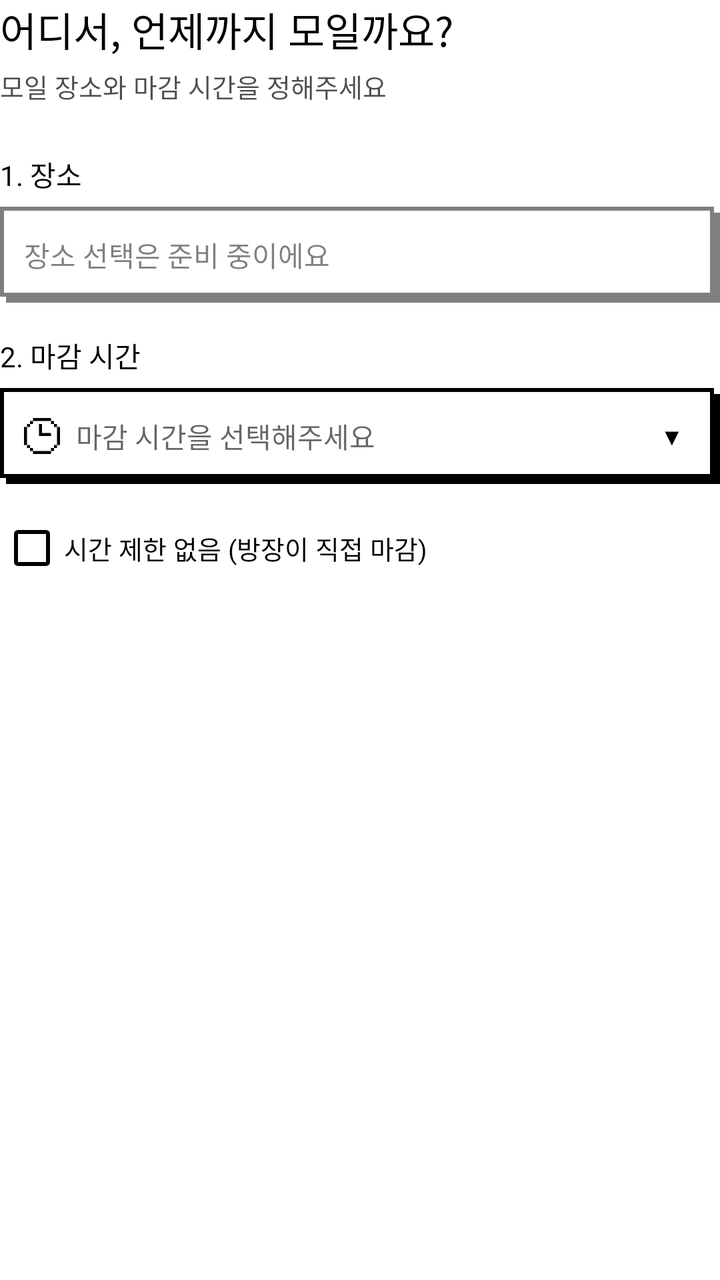
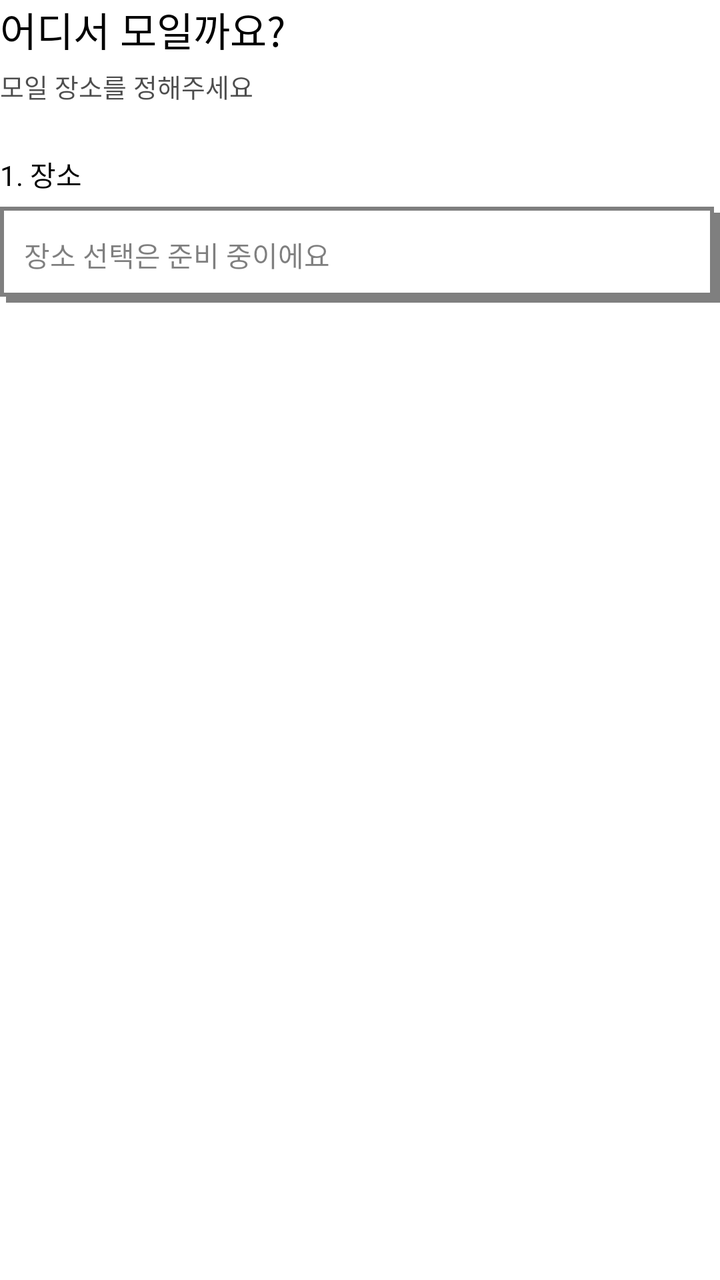

The first picture is an Android layout as it rendered before a commit; the second is the same layout after the commit. The layout source and the unified diff follow.
<!-- AndroidManifest.xml: application theme Theme.Delibuddy -->
<!-- res/layout/layout_create_step3.xml -->
<?xml version="1.0" encoding="utf-8"?>
<LinearLayout xmlns:android="http://schemas.android.com/apk/res/android"
    android:layout_width="match_parent"
    android:layout_height="wrap_content"
    android:orientation="vertical">

    <TextView
        android:layout_width="wrap_content"
        android:layout_height="wrap_content"
        android:text="@string/create_step3_heading"
        android:textColor="@color/black"
        android:textSize="20sp" />

    <TextView
        android:layout_width="wrap_content"
        android:layout_height="wrap_content"
        android:layout_marginTop="4dp"
        android:alpha="0.7"
        android:text="@string/create_step3_sub"
        android:textColor="@color/black"
        android:textSize="13sp" />

    
    <TextView
        android:layout_width="wrap_content"
        android:layout_height="wrap_content"
        android:layout_marginTop="24dp"
        android:text="@string/create_place_label"
        android:textColor="@color/black"
        android:textSize="14sp" />

    <TextView
        android:id="@+id/text_place"
        android:layout_width="match_parent"
        android:layout_height="48dp"
        android:layout_marginTop="6dp"
        android:alpha="0.5"
        android:background="@drawable/bg_pixel_box"
        android:gravity="center_vertical"
        android:paddingStart="12dp"
        android:paddingEnd="15dp"
        android:text="@string/create_place_pending"
        android:textColor="@color/black"
        android:textSize="14sp" />

    
    <TextView
        android:layout_width="wrap_content"
        android:layout_height="wrap_content"
        android:layout_marginTop="16dp"
        android:text="@string/create_deadline_label"
        android:textColor="@color/black"
        android:textSize="14sp" />

    <LinearLayout
        android:id="@+id/box_deadline"
        android:layout_width="match_parent"
        android:layout_height="48dp"
        android:layout_marginTop="6dp"
        android:background="@drawable/bg_pixel_box"
        android:clickable="true"
        android:focusable="true"
        android:foreground="?attr/selectableItemBackground"
        android:gravity="center_vertical"
        android:orientation="horizontal"
        android:paddingStart="12dp"
        android:paddingEnd="18dp">

        <ImageView
            android:layout_width="18dp"
            android:layout_height="18dp"
            android:contentDescription="@null"
            android:src="@drawable/ic_pixel_clock" />

        <TextView
            android:id="@+id/text_deadline"
            android:layout_width="0dp"
            android:layout_height="wrap_content"
            android:layout_marginStart="8dp"
            android:layout_weight="1"
            android:hint="@string/create_deadline_hint"
            android:textColor="@color/black"
            android:textSize="14sp" />

        <TextView
            android:layout_width="wrap_content"
            android:layout_height="wrap_content"
            android:importantForAccessibility="no"
            android:text="▼"
            android:textColor="@color/black"
            android:textSize="12sp" />
    </LinearLayout>

    <CheckBox
        android:id="@+id/check_no_time_limit"
        android:layout_width="wrap_content"
        android:layout_height="wrap_content"
        android:layout_marginTop="8dp"
        android:buttonTint="@color/black"
        android:text="@string/create_no_time_limit"
        android:textColor="@color/black"
        android:textSize="13sp" />
</LinearLayout>
<!-- resources referenced by this layout -->
<resources>
  <color name="black">#FF000000</color>
  <!-- drawable bg_pixel_box (drawable) -->
  <?xml version="1.0" encoding="utf-8"?>
  <layer-list xmlns:android="http://schemas.android.com/apk/res/android">
      
      <item android:left="@dimen/pixel_shadow" android:top="@dimen/pixel_shadow">
          <shape android:shape="rectangle">
              <solid android:color="@color/black" />
          </shape>
      </item>
      
      <item android:right="@dimen/pixel_shadow" android:bottom="@dimen/pixel_shadow">
          <shape android:shape="rectangle">
              <solid android:color="@color/white" />
              <stroke android:width="@dimen/pixel_stroke" android:color="@color/black" />
          </shape>
      </item>
  </layer-list>
  <!-- drawable ic_pixel_clock (drawable) -->
  <?xml version="1.0" encoding="utf-8"?>
  <vector xmlns:android="http://schemas.android.com/apk/res/android"
      android:width="24dp"
      android:height="24dp"
      android:viewportWidth="12"
      android:viewportHeight="12">
      <path
          android:fillColor="#FFFFFFFF"
          android:pathData="M3,1h1v1h-1zM4,1h1v1h-1zM5,1h1v1h-1zM6,1h1v1h-1zM7,1h1v1h-1zM8,1h1v1h-1zM2,2h1v1h-1zM3,2h1v1h-1zM4,2h1v1h-1zM5,2h1v1h-1zM6,2h1v1h-1zM7,2h1v1h-1zM8,2h1v1h-1zM9,2h1v1h-1zM1,3h1v1h-1zM2,3h1v1h-1zM3,3h1v1h-1zM4,3h1v1h-1zM5,3h1v1h-1zM6,3h1v1h-1zM7,3h1v1h-1zM8,3h1v1h-1zM9,3h1v1h-1zM10,3h1v1h-1zM1,4h1v1h-1zM2,4h1v1h-1zM3,4h1v1h-1zM4,4h1v1h-1zM5,4h1v1h-1zM6,4h1v1h-1zM7,4h1v1h-1zM8,4h1v1h-1zM9,4h1v1h-1zM10,4h1v1h-1zM1,5h1v1h-1zM2,5h1v1h-1zM3,5h1v1h-1zM4,5h1v1h-1zM5,5h1v1h-1zM6,5h1v1h-1zM7,5h1v1h-1zM8,5h1v1h-1zM9,5h1v1h-1zM10,5h1v1h-1zM1,6h1v1h-1zM2,6h1v1h-1zM3,6h1v1h-1zM4,6h1v1h-1zM5,6h1v1h-1zM6,6h1v1h-1zM7,6h1v1h-1zM8,6h1v1h-1zM9,6h1v1h-1zM10,6h1v1h-1zM1,7h1v1h-1zM2,7h1v1h-1zM3,7h1v1h-1zM4,7h1v1h-1zM5,7h1v1h-1zM6,7h1v1h-1zM7,7h1v1h-1zM8,7h1v1h-1zM9,7h1v1h-1zM10,7h1v1h-1zM1,8h1v1h-1zM2,8h1v1h-1zM3,8h1v1h-1zM4,8h1v1h-1zM5,8h1v1h-1zM6,8h1v1h-1zM7,8h1v1h-1zM8,8h1v1h-1zM9,8h1v1h-1zM10,8h1v1h-1zM2,9h1v1h-1zM3,9h1v1h-1zM4,9h1v1h-1zM5,9h1v1h-1zM6,9h1v1h-1zM7,9h1v1h-1zM8,9h1v1h-1zM9,9h1v1h-1zM3,10h1v1h-1zM4,10h1v1h-1zM5,10h1v1h-1zM6,10h1v1h-1zM7,10h1v1h-1zM8,10h1v1h-1z" />
      <path
          android:fillColor="#FF000000"
          android:pathData="M3,0h1v1h-1zM4,0h1v1h-1zM5,0h1v1h-1zM6,0h1v1h-1zM7,0h1v1h-1zM8,0h1v1h-1zM2,1h1v1h-1zM9,1h1v1h-1zM1,2h1v1h-1zM5,2h1v1h-1zM10,2h1v1h-1zM0,3h1v1h-1zM5,3h1v1h-1zM11,3h1v1h-1zM0,4h1v1h-1zM5,4h1v1h-1zM11,4h1v1h-1zM0,5h1v1h-1zM5,5h1v1h-1zM6,5h1v1h-1zM7,5h1v1h-1zM8,5h1v1h-1zM11,5h1v1h-1zM0,6h1v1h-1zM11,6h1v1h-1zM0,7h1v1h-1zM11,7h1v1h-1zM0,8h1v1h-1zM11,8h1v1h-1zM1,9h1v1h-1zM10,9h1v1h-1zM2,10h1v1h-1zM9,10h1v1h-1zM3,11h1v1h-1zM4,11h1v1h-1zM5,11h1v1h-1zM6,11h1v1h-1zM7,11h1v1h-1zM8,11h1v1h-1z" />
  </vector>
  <string name="create_deadline_hint">마감 시간을 선택해주세요</string>
  <string name="create_deadline_label">2. 마감 시간</string>
  <string name="create_no_time_limit">시간 제한 없음 (방장이 직접 마감)</string>
  <string name="create_place_label">1. 장소</string>
  <string name="create_place_pending">장소 선택은 준비 중이에요</string>
  <string name="create_step3_heading">어디서, 언제까지 모일까요?</string>
  <string name="create_step3_sub">모일 장소와 마감 시간을 정해주세요</string>
  <dimen name="pixel_shadow">3dp</dimen>
  <color name="white">#FFFFFFFF</color>
  <dimen name="pixel_stroke">2dp</dimen>
  <color name="background">#FFF4CF</color>
  <color name="purple_700">#FF3700B3</color>
  <color name="teal_200">#FF03DAC5</color>
  <color name="teal_700">#FF018786</color>
  <style name="Theme.Delibuddy.ActionBar" parent="Widget.MaterialComponents.ActionBar.Solid">
          <item name="background">@color/background</item>
      </style>
  <!-- unchanged entries left out for length: 1 -->
</resources>

<!-- the commit's change to res/layout/layout_create_step3.xml (unified diff, before → after) -->
@@ -42,62 +42,4 @@
         android:text="@string/create_place_pending"
         android:textColor="@color/black"
         android:textSize="14sp" />
-
-    
-    <TextView
-        android:layout_width="wrap_content"
-        android:layout_height="wrap_content"
-        android:layout_marginTop="16dp"
-        android:text="@string/create_deadline_label"
-        android:textColor="@color/black"
-        android:textSize="14sp" />
-
-    <LinearLayout
-        android:id="@+id/box_deadline"
-        android:layout_width="match_parent"
-        android:layout_height="48dp"
-        android:layout_marginTop="6dp"
-        android:background="@drawable/bg_pixel_box"
-        android:clickable="true"
-        android:focusable="true"
-        android:foreground="?attr/selectableItemBackground"
-        android:gravity="center_vertical"
-        android:orientation="horizontal"
-        android:paddingStart="12dp"
-        android:paddingEnd="18dp">
-
-        <ImageView
-            android:layout_width="18dp"
-            android:layout_height="18dp"
-            android:contentDescription="@null"
-            android:src="@drawable/ic_pixel_clock" />
-
-        <TextView
-            android:id="@+id/text_deadline"
-            android:layout_width="0dp"
-            android:layout_height="wrap_content"
-            android:layout_marginStart="8dp"
-            android:layout_weight="1"
-            android:hint="@string/create_deadline_hint"
-            android:textColor="@color/black"
-            android:textSize="14sp" />
-
-        <TextView
-            android:layout_width="wrap_content"
-            android:layout_height="wrap_content"
-            android:importantForAccessibility="no"
-            android:text="▼"
-            android:textColor="@color/black"
-            android:textSize="12sp" />
-    </LinearLayout>
-
-    <CheckBox
-        android:id="@+id/check_no_time_limit"
-        android:layout_width="wrap_content"
-        android:layout_height="wrap_content"
-        android:layout_marginTop="8dp"
-        android:buttonTint="@color/black"
-        android:text="@string/create_no_time_limit"
-        android:textColor="@color/black"
-        android:textSize="13sp" />
 </LinearLayout>
<!-- resource entries referenced after the edit -->
@@ -18,27 +18,10 @@
           </shape>
       </item>
   </layer-list>
-  <!-- drawable ic_pixel_clock (drawable) -->
-  <?xml version="1.0" encoding="utf-8"?>
-  <vector xmlns:android="http://schemas.android.com/apk/res/android"
-      android:width="24dp"
-      android:height="24dp"
-      android:viewportWidth="12"
-      android:viewportHeight="12">
-      <path
-          android:fillColor="#FFFFFFFF"
-          android:pathData="M3,1h1v1h-1zM4,1h1v1h-1zM5,1h1v1h-1zM6,1h1v1h-1zM7,1h1v1h-1zM8,1h1v1h-1zM2,2h1v1h-1zM3,2h1v1h-1zM4,2h1v1h-1zM5,2h1v1h-1zM6,2h1v1h-1zM7,2h1v1h-1zM8,2h1v1h-1zM9,2h1v1h-1zM1,3h1v1h-1zM2,3h1v1h-1zM3,3h1v1h-1zM4,3h1v1h-1zM5,3h1v1h-1zM6,3h1v1h-1zM7,3h1v1h-1zM8,3h1v1h-1zM9,3h1v1h-1zM10,3h1v1h-1zM1,4h1v1h-1zM2,4h1v1h-1zM3,4h1v1h-1zM4,4h1v1h-1zM5,4h1v1h-1zM6,4h1v1h-1zM7,4h1v1h-1zM8,4h1v1h-1zM9,4h1v1h-1zM10,4h1v1h-1zM1,5h1v1h-1zM2,5h1v1h-1zM3,5h1v1h-1zM4,5h1v1h-1zM5,5h1v1h-1zM6,5h1v1h-1zM7,5h1v1h-1zM8,5h1v1h-1zM9,5h1v1h-1zM10,5h1v1h-1zM1,6h1v1h-1zM2,6h1v1h-1zM3,6h1v1h-1zM4,6h1v1h-1zM5,6h1v1h-1zM6,6h1v1h-1zM7,6h1v1h-1zM8,6h1v1h-1zM9,6h1v1h-1zM10,6h1v1h-1zM1,7h1v1h-1zM2,7h1v1h-1zM3,7h1v1h-1zM4,7h1v1h-1zM5,7h1v1h-1zM6,7h1v1h-1zM7,7h1v1h-1zM8,7h1v1h-1zM9,7h1v1h-1zM10,7h1v1h-1zM1,8h1v1h-1zM2,8h1v1h-1zM3,8h1v1h-1zM4,8h1v1h-1zM5,8h1v1h-1zM6,8h1v1h-1zM7,8h1v1h-1zM8,8h1v1h-1zM9,8h1v1h-1zM10,8h1v1h-1zM2,9h1v1h-1zM3,9h1v1h-1zM4,9h1v1h-1zM5,9h1v1h-1zM6,9h1v1h-1zM7,9h1v1h-1zM8,9h1v1h-1zM9,9h1v1h-1zM3,10h1v1h-1zM4,10h1v1h-1zM5,10h1v1h-1zM6,10h1v1h-1zM7,10h1v1h-1zM8,10h1v1h-1z" />
-      <path
-          android:fillColor="#FF000000"
-          android:pathData="M3,0h1v1h-1zM4,0h1v1h-1zM5,0h1v1h-1zM6,0h1v1h-1zM7,0h1v1h-1zM8,0h1v1h-1zM2,1h1v1h-1zM9,1h1v1h-1zM1,2h1v1h-1zM5,2h1v1h-1zM10,2h1v1h-1zM0,3h1v1h-1zM5,3h1v1h-1zM11,3h1v1h-1zM0,4h1v1h-1zM5,4h1v1h-1zM11,4h1v1h-1zM0,5h1v1h-1zM5,5h1v1h-1zM6,5h1v1h-1zM7,5h1v1h-1zM8,5h1v1h-1zM11,5h1v1h-1zM0,6h1v1h-1zM11,6h1v1h-1zM0,7h1v1h-1zM11,7h1v1h-1zM0,8h1v1h-1zM11,8h1v1h-1zM1,9h1v1h-1zM10,9h1v1h-1zM2,10h1v1h-1zM9,10h1v1h-1zM3,11h1v1h-1zM4,11h1v1h-1zM5,11h1v1h-1zM6,11h1v1h-1zM7,11h1v1h-1zM8,11h1v1h-1z" />
-  </vector>
-  <string name="create_deadline_hint">마감 시간을 선택해주세요</string>
-  <string name="create_deadline_label">2. 마감 시간</string>
-  <string name="create_no_time_limit">시간 제한 없음 (방장이 직접 마감)</string>
   <string name="create_place_label">1. 장소</string>
   <string name="create_place_pending">장소 선택은 준비 중이에요</string>
-  <string name="create_step3_heading">어디서, 언제까지 모일까요?</string>
-  <string name="create_step3_sub">모일 장소와 마감 시간을 정해주세요</string>
+  <string name="create_step3_heading">어디서 모일까요?</string>
+  <string name="create_step3_sub">모일 장소를 정해주세요</string>
   <dimen name="pixel_shadow">3dp</dimen>
   <color name="white">#FFFFFFFF</color>
   <dimen name="pixel_stroke">2dp</dimen>
